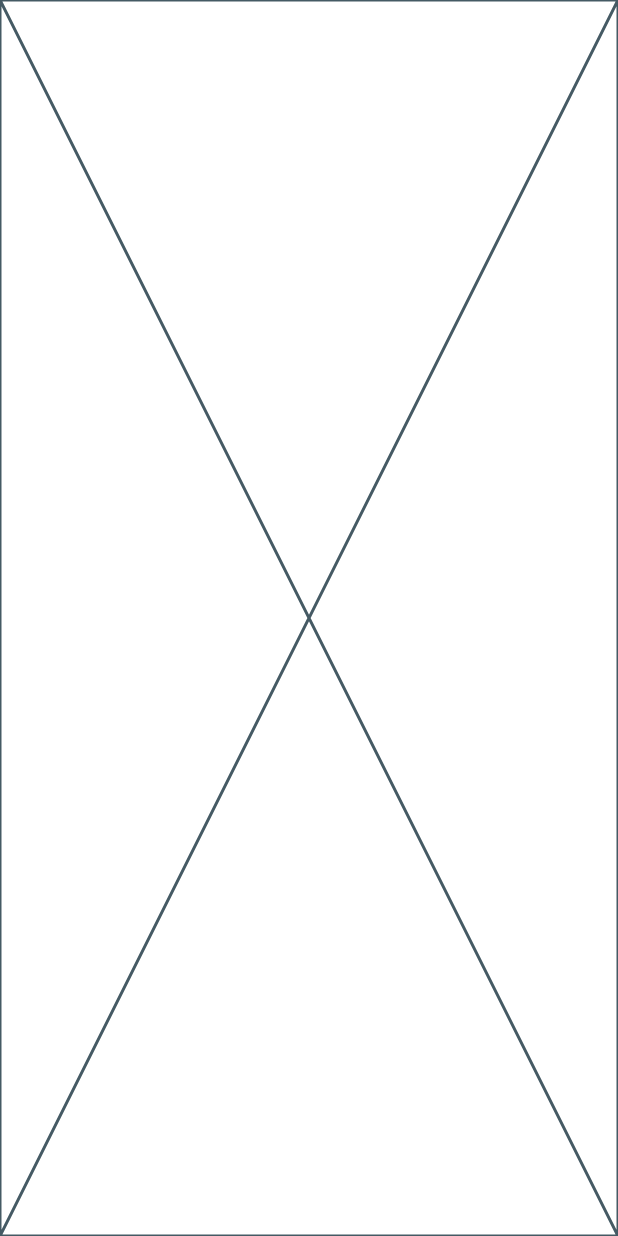
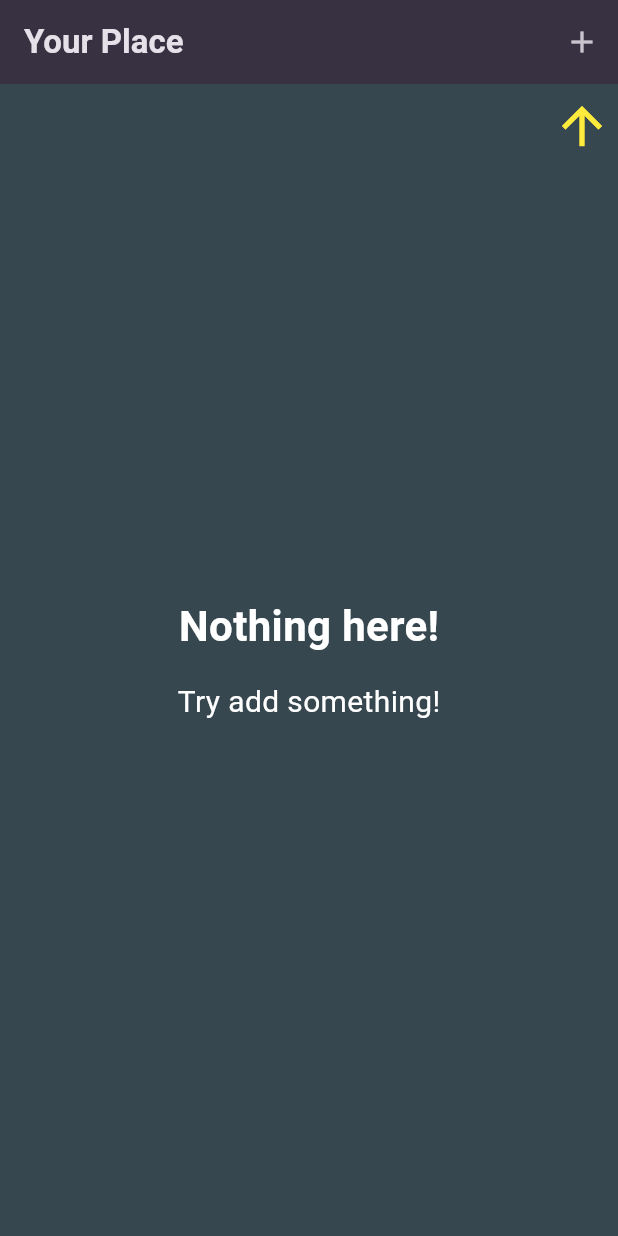
Before and after one commit to yusheng593/favorite_places, a Flutter app: the screen it shows after launch, on a phone screen of 412 x 824 dp. Run offline on Flutter 3.47's test engine with Material 3 defaults, Android fonts, the phone set to English and light mode, and no system bars; our stand-ins replace flutter_riverpod, google_fonts.

Commit message:
添加基礎的三個螢幕，可導航可添加地點。

```diff
--- /dev/null
+++ b/lib/data/favorite_places.dart
@@ -0,0 +1,9 @@
+import 'package:favorite_places/models/place.dart';
+
+final List<Place> favoriteList = [
+  Place(title: '123'),
+  Place(title: '456'),
+  Place(title: '789'),
+  Place(title: '012'),
+  Place(title: '345'),
+];
--- a/lib/main.dart
+++ b/lib/main.dart
@@ -1,5 +1,7 @@
+import 'package:favorite_places/screens/places_screen.dart';
 import 'package:flutter/material.dart';
 import 'package:google_fonts/google_fonts.dart';
+import 'package:flutter_riverpod/flutter_riverpod.dart';
 
 final colorScheme = ColorScheme.fromSeed(
   brightness: Brightness.dark,
@@ -8,7 +10,7 @@ final colorScheme = ColorScheme.fromSeed(
 );
 
 final theme = ThemeData().copyWith(
-  scaffoldBackgroundColor: colorScheme.surface,
+  scaffoldBackgroundColor: Colors.blueGrey.shade800,
   colorScheme: colorScheme,
   textTheme: GoogleFonts.ubuntuCondensedTextTheme().copyWith(
     titleSmall: GoogleFonts.ubuntuCondensed(
@@ -25,7 +27,7 @@ final theme = ThemeData().copyWith(
 
 void main() {
   runApp(
-    const MyApp(),
+    const ProviderScope(child: MyApp()),
   );
 }
 
@@ -35,6 +37,8 @@ class MyApp extends StatelessWidget {
   @override
   Widget build(BuildContext context) {
     return MaterialApp(
-        title: 'Great Places', theme: theme, home: const Placeholder());
+      theme: theme,
+      home: const PlacesScreen(),
+    );
   }
 }
--- /dev/null
+++ b/lib/models/place.dart
@@ -0,0 +1,12 @@
+import 'package:uuid/uuid.dart';
+
+const uuid = Uuid();
+
+class Place {
+  Place({
+    required this.title,
+  }) : id = uuid.v4();
+
+  final String id;
+  final String title;
+}
--- /dev/null
+++ b/lib/providers/user_places_provider.dart
@@ -0,0 +1,31 @@
+import 'package:favorite_places/models/place.dart';
+import 'package:flutter_riverpod/flutter_riverpod.dart';
+
+class UserPlacesNotifier extends StateNotifier<List<Place>> {
+  UserPlacesNotifier() : super(const []);
+
+  void addPlace(String title) {
+    final newPlace = Place(title: title);
+    state = [newPlace, ...state];
+  }
+
+  void removePlace(Place place) {
+    state = state.where((place) => place.id != place.id).toList();
+  }
+
+  void insertPlace(int index, Place place) {
+    if (index < 0 || index > state.length) {
+      throw RangeError('Index out of range');
+    }
+    state = [
+      ...state.sublist(0, index),
+      place,
+      ...state.sublist(index),
+    ];
+  }
+}
+
+final userPlacesProvider =
+    StateNotifierProvider<UserPlacesNotifier, List<Place>>((rdf) {
+  return UserPlacesNotifier();
+});
--- /dev/null
+++ b/lib/screens/place_detail.dart
@@ -0,0 +1,22 @@
+import 'package:favorite_places/models/place.dart';
+import 'package:flutter/material.dart';
+
+class PlaceDetail extends StatelessWidget {
+  const PlaceDetail({super.key, required this.place});
+
+  final Place place;
+  @override
+  Widget build(BuildContext context) {
+    return Scaffold(
+      appBar: AppBar(
+        title: Text(place.title),
+      ),
+      body: Center(
+        child: Text(
+          place.title,
+          style: const TextStyle(color: Colors.amber),
+        ),
+      ),
+    );
+  }
+}
--- /dev/null
+++ b/lib/screens/places_screen.dart
@@ -0,0 +1,61 @@
+import 'package:favorite_places/models/place.dart';
+import 'package:favorite_places/providers/user_places_provider.dart';
+import 'package:favorite_places/screens/add_place.dart';
+import 'package:favorite_places/widgets/places_list.dart';
+import 'package:flutter/material.dart';
+import 'package:flutter_riverpod/flutter_riverpod.dart';
+
+class PlacesScreen extends ConsumerStatefulWidget {
+  const PlacesScreen({super.key});
+
+  @override
+  ConsumerState<PlacesScreen> createState() => PlacesScreenState();
+}
+
+class PlacesScreenState extends ConsumerState<PlacesScreen> {
+  void _removeFavorite(Place favorite) {
+    final currentIndex = ref.read(userPlacesProvider).indexOf(favorite);
+
+    ref.read(userPlacesProvider.notifier).removePlace(favorite);
+
+    ScaffoldMessenger.of(context).clearSnackBars();
+    ScaffoldMessenger.of(context).showSnackBar(
+      SnackBar(
+        duration: const Duration(seconds: 3),
+        content: const Text('刪除中'),
+        action: SnackBarAction(
+          label: '復原',
+          onPressed: () async {
+            ref
+                .read(userPlacesProvider.notifier)
+                .insertPlace(currentIndex, favorite);
+          },
+        ),
+      ),
+    );
+  }
+
+  @override
+  Widget build(BuildContext context) {
+    final userPlaces = ref.watch(userPlacesProvider);
+
+    return Scaffold(
+      appBar: AppBar(
+        title: const Text('Your Place'),
+        actions: [
+          IconButton(
+              onPressed: () {
+                Navigator.push(
+                  context,
+                  MaterialPageRoute(
+                    builder: (context) => const AddPlaceScreen(),
+                  ),
+                );
+              },
+              icon: const Icon(Icons.add))
+        ],
+      ),
+      body: PlacesList(place: userPlaces, removeFavorite: _removeFavorite),
+    );
+  }
+}
--- /dev/null
+++ b/lib/widgets/places_list.dart
@@ -0,0 +1,87 @@
+import 'package:favorite_places/models/place.dart';
+import 'package:favorite_places/screens/place_detail.dart';
+import 'package:flutter/material.dart';
+
+class PlacesList extends StatelessWidget {
+  const PlacesList(
+      {super.key, required this.place, required this.removeFavorite});
+
+  final List<Place> place;
+  final void Function(Place) removeFavorite;
+
+  @override
+  Widget build(BuildContext context) {
+    return place.isEmpty
+        ? const Stack(
+            children: [
+              Positioned(
+                top: 8,
+                right: 4,
+                child: Icon(
+                  Icons.arrow_upward,
+                  color: Colors.yellow,
+                  size: 40,
+                ),
+              ),
+              Center(
+                child: Column(
+                  mainAxisSize: MainAxisSize.min,
+                  children: [
+                    Text(
+                      'Nothing here!',
+                      style: TextStyle(
+                        color: Colors.white,
+                        fontSize: 28,
+                        fontWeight: FontWeight.bold,
+                      ),
+                    ),
+                    SizedBox(
+                      height: 16,
+                    ),
+                    Text(
+                      'Try add something!',
+                      style: TextStyle(
+                        color: Colors.white,
+                        fontSize: 20,
+                        fontWeight: FontWeight.normal,
+                      ),
+                    )
+                  ],
+                ),
+              ),
+            ],
+          )
+        : ListView.builder(
+            itemCount: place.length,
+            itemBuilder: (context, index) => Dismissible(
+              key: ValueKey(place[index].id),
+              onDismissed: (direction) {
+                removeFavorite(place[index]);
+              },
+              background: Container(
+                color: Colors.amber,
+                margin: const EdgeInsets.symmetric(
+                  horizontal: 16,
+                ),
+              ),
+              child: ListTile(
+                title: Text(
+                  place[index].title,
+                  style: const TextStyle(
+                    color: Colors.white,
+                    fontSize: 24,
+                  ),
+                ),
+                onTap: () {
+                  Navigator.push(
+                    context,
+                    MaterialPageRoute(
+                      builder: (cxt) => PlaceDetail(place: place[index]),
+                    ),
+                  );
+                },
+              ),
+            ),
+          );
+  }
+}
--- a/pubspec.yaml
+++ b/pubspec.yaml
@@ -36,6 +36,8 @@ dependencies:
   # Use with the CupertinoIcons class for iOS style icons.
   cupertino_icons: ^1.0.8
   google_fonts: ^6.2.1
+  flutter_riverpod: ^2.5.1
+  uuid: ^4.5.1
 
 dev_dependencies:
   flutter_test:
```
Also changed, not shown: lib/screens/add_place.dart (added, +73 -0 lines), 3 other files.
